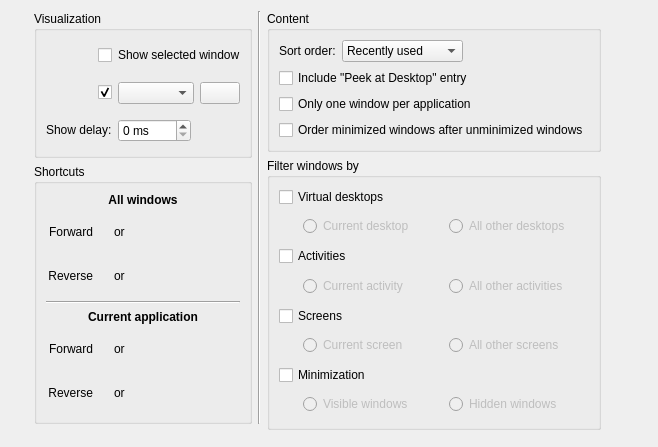
KDE/kwin, file src/kcms/tabbox/main.ui: the form before one commit.
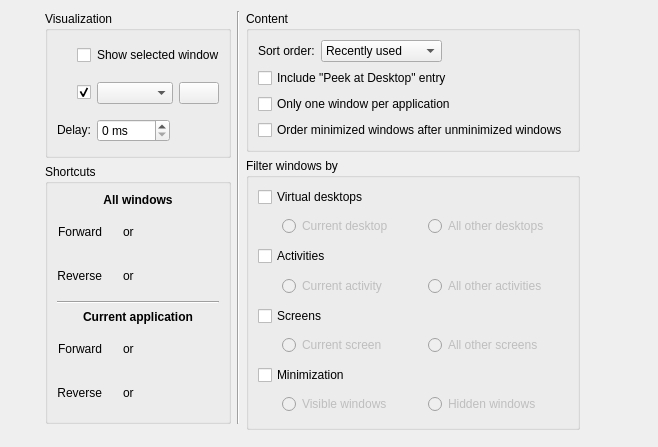
The form after the commit. Icons and pictures are not drawn. Custom widgets are drawn as their Qt base class.

Commit message:
kcms/tabbox: Reword string, ambiguous for i18n
The old version could be understood as "Visually show a delay" - the intended meaning however is "Time that needs to pass until something is shown". This change does not hide relevant info from the user, all they need to know to understand this setting is displayed in the tooltip above.

Patch:
```diff
--- a/src/kcms/tabbox/main.ui
+++ b/src/kcms/tabbox/main.ui
@@ -701,7 +701,7 @@
            <string>The time in milliseconds to wait before showing the task switcher.</string>
           </property>
           <property name="text">
-           <string>Show delay:</string>
+           <string>Delay:</string>
           </property>
           <property name="buddy">
            <cstring>kcfg_DelayTime</cstring>
```
